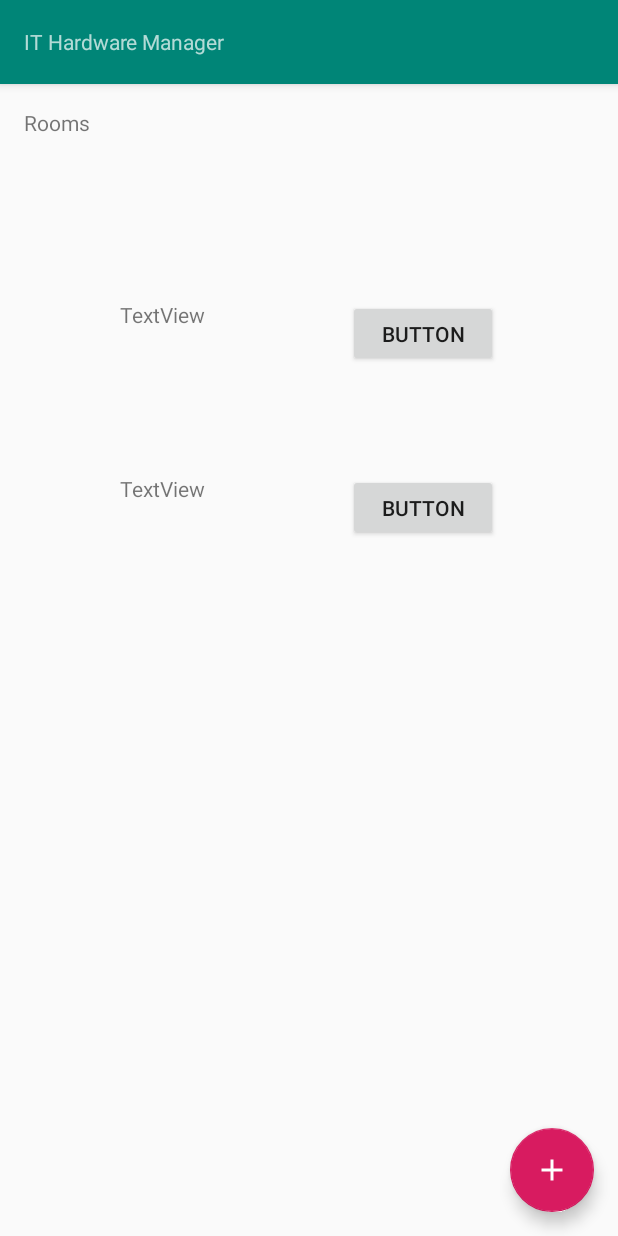
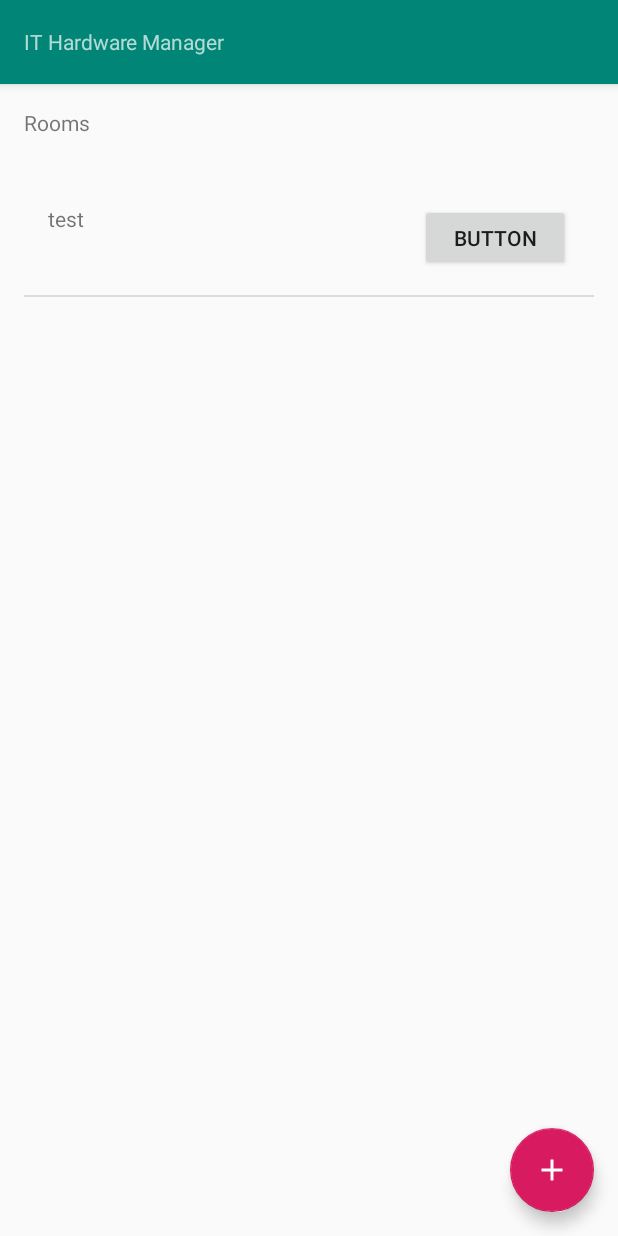
Before and after one commit to LarsWiegers/android-app-it-hardware-manager, an Android app: the MainActivity screen opened directly, with no data from a screen before it, on a phone screen of 412 x 824 dp. Run offline under Robolectric (Android 15) with nearby library versions, the phone set to English and light mode, and no system bars.

Commit message:
First version of working adapter / using custom xml file for a view

```diff
--- a/app/src/main/java/com/example/ithardwaremanager/MainActivity.java
+++ b/app/src/main/java/com/example/ithardwaremanager/MainActivity.java
@@ -9,9 +9,15 @@ import android.support.v7.widget.Toolbar;
 import android.view.View;
 import android.view.Menu;
 import android.view.MenuItem;
+import android.widget.BaseAdapter;
+import android.widget.ListView;
 import android.widget.TextView;
 
 import com.example.ithardwaremanager.Rooms.AddRoomActivity;
+import com.example.ithardwaremanager.Rooms.Room;
+import com.example.ithardwaremanager.Rooms.RoomAdapter;
+
+import java.util.ArrayList;
 
 public class MainActivity extends BaseActivity {
 
@@ -27,5 +33,12 @@ public class MainActivity extends BaseActivity {
                 startActivity(intent);
             }
         });
+
+        ArrayList<Room> rooms = new ArrayList<>();
+        rooms.add(new Room("test"));
+        ListView listView = findViewById(R.id.roomListView);
+        BaseAdapter roomAdapter = new RoomAdapter(rooms);
+        listView.setAdapter(roomAdapter);
+
     }
 }
--- /dev/null
+++ b/app/src/main/java/com/example/ithardwaremanager/Rooms/Room.java
@@ -0,0 +1,17 @@
+package com.example.ithardwaremanager.Rooms;
+
+public class Room {
+    private String name;
+
+    public Room(String name) {
+        this.setName(name);
+    }
+
+    private void setName(String name) {
+        this.name = name;
+    }
+
+    public String getName() {
+        return name;
+    }
+}
--- /dev/null
+++ b/app/src/main/java/com/example/ithardwaremanager/Rooms/RoomAdapter.java
@@ -0,0 +1,46 @@
+package com.example.ithardwaremanager.Rooms;
+
+import android.view.View;
+import android.view.ViewGroup;
+import android.widget.BaseAdapter;
+import android.widget.TextView;
+
+import com.example.ithardwaremanager.R;
+import com.example.ithardwaremanager.views.listItem;
+
+import java.util.ArrayList;
+
+public class RoomAdapter extends BaseAdapter {
+
+    ArrayList<Room> rooms;
+
+    public RoomAdapter(ArrayList<Room> rooms) {
+        this.rooms = rooms;
+    }
+    @Override
+    public int getCount() {
+        return rooms.size();
+    }
+
+    @Override
+    public Object getItem(int position) {
+        return rooms.get(position);
+    }
+
+    @Override
+    public long getItemId(int position) {
+        return (long) position;
+    }
+
+    @Override
+    public View getView(int position, View convertView, ViewGroup parent) {
+        View listItem = convertView;
+        if (convertView == null) {
+             listItem = new listItem(parent.getContext());
+        }
+        Room room = (Room) this.getItem(position);
+        TextView name = listItem.findViewById(R.id.name);
+        name.setText(room.getName());
+        return listItem;
+    }
+}
--- a/app/src/main/java/com/example/ithardwaremanager/views/listItem.java
+++ b/app/src/main/java/com/example/ithardwaremanager/views/listItem.java
@@ -11,10 +11,12 @@ public class listItem extends LinearLayout {
 
     public listItem(Context context) {
         super(context);
+        init();
     }
 
     public listItem(Context context, AttributeSet attrs) {
         this(context, attrs,0);
+        init();
     }
 
     public listItem(Context context, AttributeSet attrs, int defStyleAttr) {
--- a/app/src/main/res/layout-finger/list_item.xml
+++ b/app/src/main/res/layout-finger/list_item.xml
@@ -3,8 +3,7 @@
     android:id="@+id/merge"
     android:layout_width="500dp"
     android:layout_height="500dp"
-    android:minHeight="400dp"
-    app:layout_behavior="@string/appbar_scrolling_view_behavior">
+    android:minHeight="400dp">
 
     <android.support.constraint.ConstraintLayout
         android:layout_width="match_parent"
@@ -14,7 +13,7 @@
         android:minHeight="77dp">
 
         <TextView
-            android:id="@+id/textView5"
+            android:id="@+id/name"
             android:layout_width="200dp"
             android:layout_height="45dp"
             android:layout_marginStart="16dp"
@@ -26,7 +25,7 @@
             app:layout_constraintTop_toTopOf="parent" />
 
         <Button
-            android:id="@+id/button2"
+            android:id="@+id/button"
             android:layout_width="100dp"
             android:layout_height="0dp"
             android:layout_marginTop="16dp"
--- a/app/src/main/res/layout/content_main.xml
+++ b/app/src/main/res/layout/content_main.xml
@@ -21,43 +21,17 @@
         app:layout_constraintStart_toStartOf="parent"
         app:layout_constraintTop_toTopOf="parent" />
 
-    <LinearLayout
+    <ListView
+        android:id="@+id/roomListView"
         android:layout_width="match_parent"
         android:layout_height="match_parent"
-        android:layout_marginStart="32dp"
+        android:layout_marginStart="16dp"
         android:layout_marginTop="64dp"
-        android:layout_marginEnd="32dp"
-        android:layout_marginBottom="64dp"
-        android:orientation="vertical"
+        android:layout_marginEnd="16dp"
+        android:layout_marginBottom="16dp"
         app:layout_constraintBottom_toBottomOf="parent"
         app:layout_constraintEnd_toEndOf="parent"
-        app:layout_constraintHorizontal_bias="0.0"
         app:layout_constraintStart_toStartOf="parent"
-        app:layout_constraintTop_toTopOf="parent"
-        app:layout_constraintVertical_bias="0.0">
-
-        <com.example.ithardwaremanager.views.listItem
-            android:layout_width="match_parent"
-            android:layout_height="100dp"
-            android:layout_marginStart="32dp"
-            android:layout_marginTop="64dp"
-            android:layout_marginEnd="32dp"
-            android:layout_marginBottom="16dp"
-            app:layout_constraintBottom_toBottomOf="parent"
-            app:layout_constraintEnd_toEndOf="parent"
-            app:layout_constraintStart_toStartOf="parent"
-            app:layout_constraintTop_toTopOf="parent" />
-
-        <com.example.ithardwaremanager.views.listItem
-            android:layout_width="match_parent"
-            android:layout_height="100dp"
-            android:layout_marginStart="32dp"
-            android:layout_marginEnd="32dp"
-            android:layout_marginBottom="32dp"
-            app:layout_constraintBottom_toBottomOf="parent"
-            app:layout_constraintEnd_toEndOf="parent"
-            app:layout_constraintStart_toStartOf="parent"
-            app:layout_constraintTop_toTopOf="parent" />
-    </LinearLayout>
+        app:layout_constraintTop_toTopOf="parent" />
 
 </android.support.constraint.ConstraintLayout>
```
